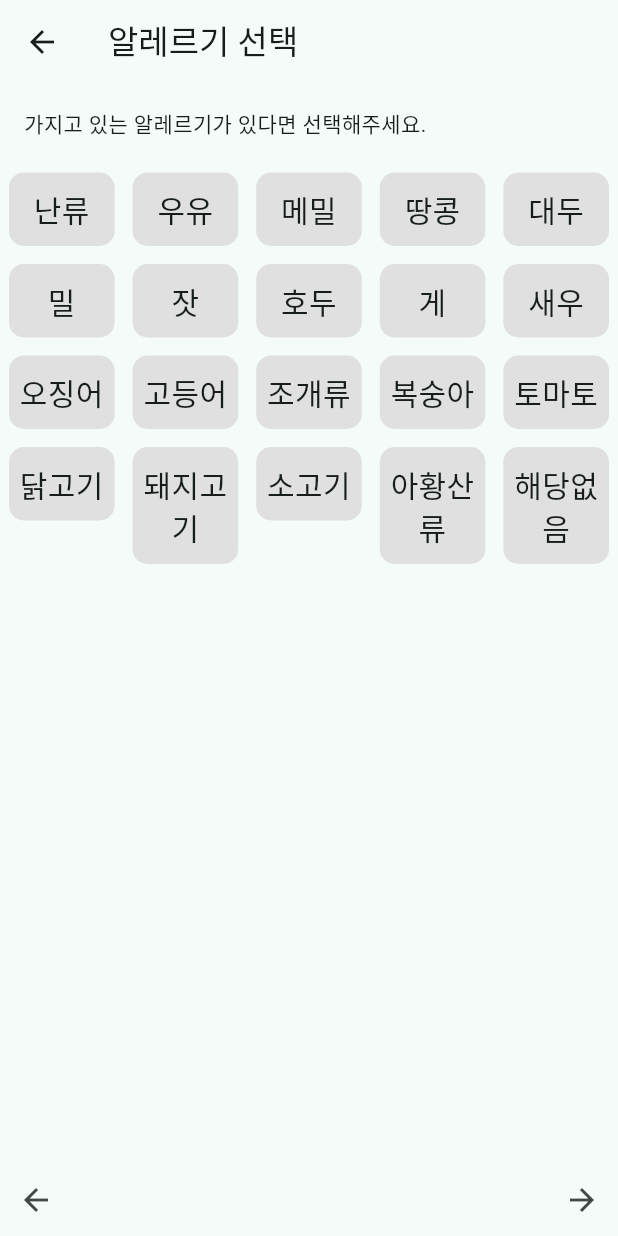
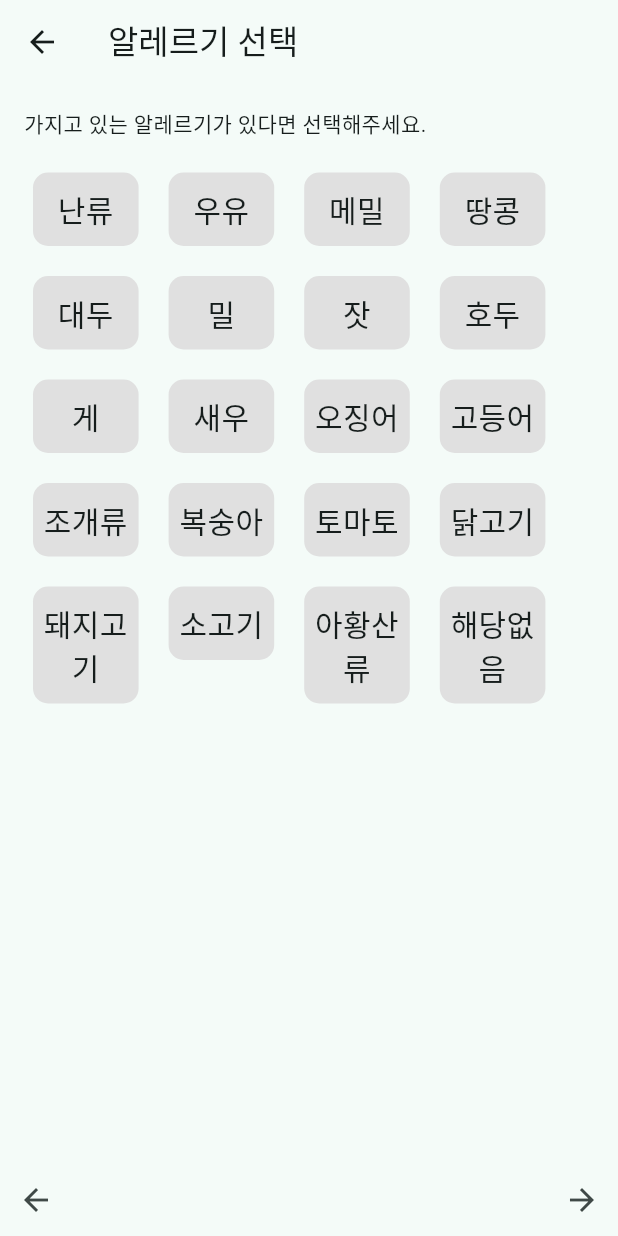
Before and after one commit to BanaMil/Longevity_Meals, a Flutter app: the InputAllergiesScreen screen opened directly, on a phone screen of 412 x 824 dp. Run offline on Flutter 3.47's test engine with Material 3 defaults, Android fonts, the phone set to English and light mode, and no system bars; our stand-ins replace image_picker, permission_handler, shared_preferences; accounts and stored records are empty.

Commit message:
스크롤바 추가

```diff
--- a/frontend/lib/screens/screen_health_info/input_allergies.dart
+++ b/frontend/lib/screens/screen_health_info/input_allergies.dart
@@ -29,7 +29,13 @@ class InputAllergiesScreen extends StatelessWidget {
             padding: EdgeInsets.all(16),
             child: Text('가지고 있는 알레르기가 있다면 선택해주세요.'),
           ),
-          Wrap(
+
+          Expanded(
+            child:  SingleChildScrollView(
+              padding: const EdgeInsets.symmetric(horizontal: 16),
+              child: Wrap(
+                spacing: 8,
+                runSpacing: 8,
     children: allergyList.map((a) {
                   final selected = provider.info.allergies.contains(a);
                   return SelectableButton(
@@ -39,7 +45,9 @@ class InputAllergiesScreen extends StatelessWidget {
                   );
                 }).toList(),
               ),
-          const Spacer(),
+            ),
+          ),
+
           Row(
             mainAxisAlignment: MainAxisAlignment.spaceBetween,
             children: [
--- a/frontend/lib/services/service_ocr.dart
+++ b/frontend/lib/services/service_ocr.dart
@@ -13,7 +13,7 @@ class OcrService {
     final uri = Uri.parse('${ApiConstants.baseUrl}/ocr/upload');
 
     final request = http.MultipartRequest('POST', uri)
-      ..fields['userId'] = userId
+      ..fields['userid'] = userId
       ..files.add(await http.MultipartFile.fromPath(
         'image',
         imageFile.path,
```
Also changed, not shown: frontend/lib/screens/screen_health_info/input_diseases.dart (+12 -4 lines), frontend/lib/services/user_storage.dart (line endings or trailing spaces). Lines whose indentation alone changed are shown as unchanged.
